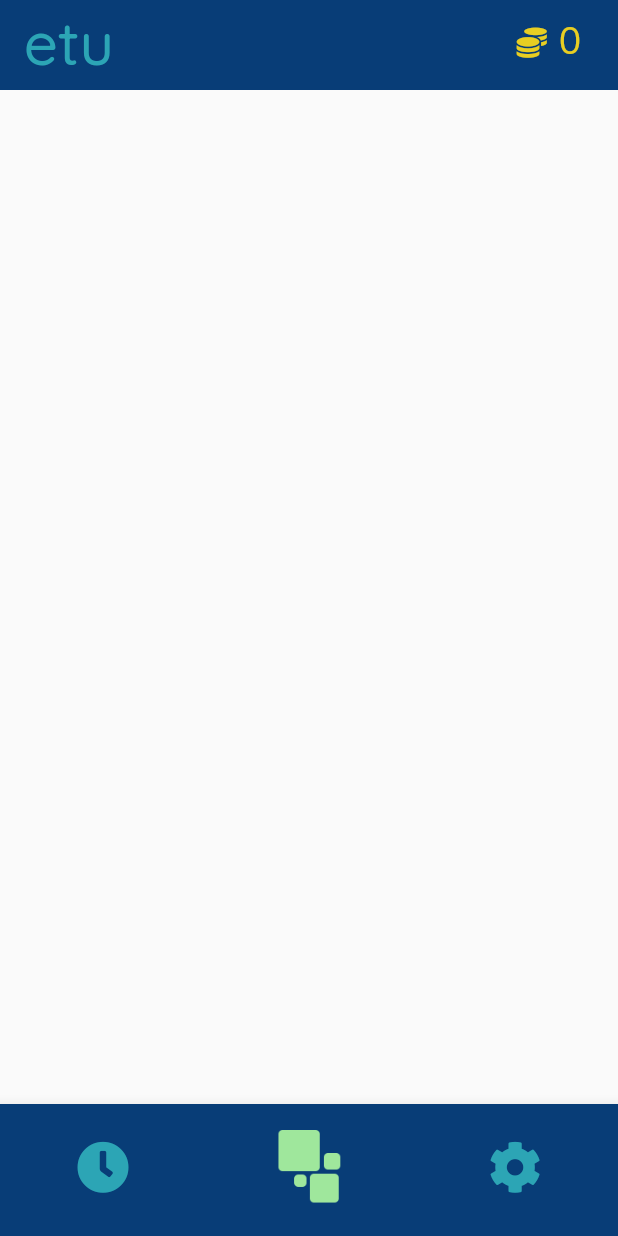
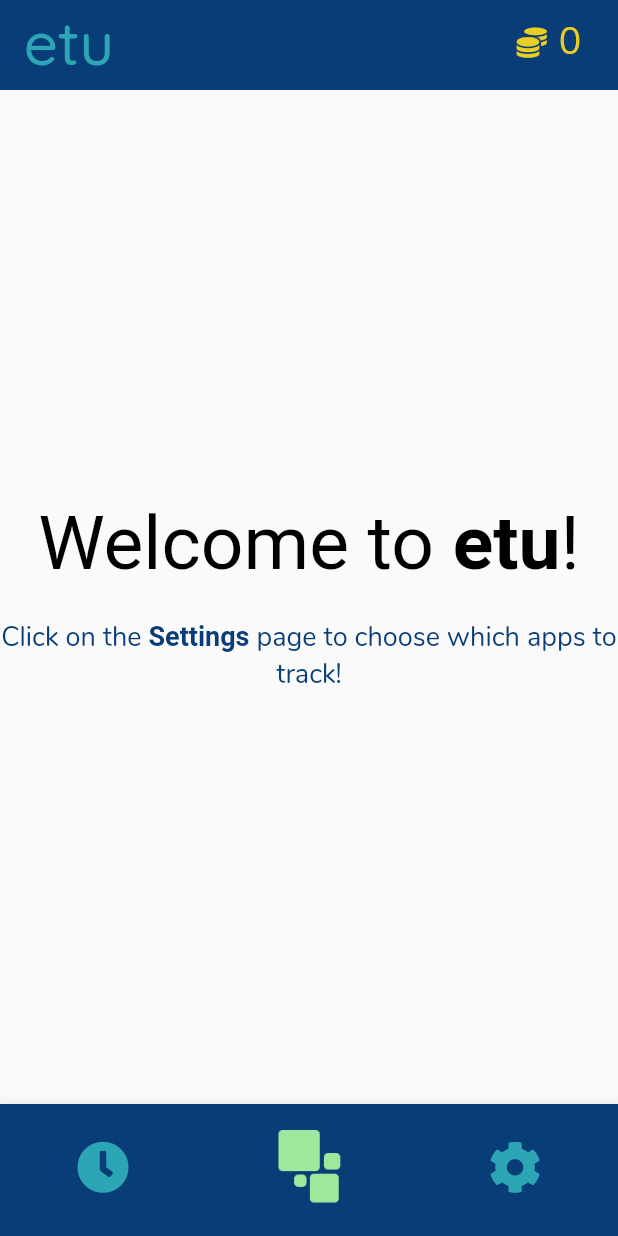
Before and after one commit to AidanWickes/etu, a Flutter app: the screen it shows after launch, on a phone screen of 412 x 824 dp. Run offline on Flutter 3.47's test engine with Material 2 defaults, Android fonts, the phone set to English and light mode, and no system bars; our stand-ins replace charts_flutter, flutter_local_notifications, font_awesome_flutter; missing offline and left inert: app_usage, flutter_picker, isolate_handler, usage_stats; statements that could not run were skipped.

Commit message:
removed default values and centered text

```diff
--- a/lib/models/apps.dart
+++ b/lib/models/apps.dart
@@ -97,7 +97,7 @@ List<App> initialApps = []
       name: "Facebook",
       monitor: false,
       listName: "facebook",
-      time: Duration(hours: 3, minutes: 0),
+      time: Duration(hours: 0, minutes: 0),
       timeLimit: Duration(hours: 2, minutes: 0),
       sessions: [],
       isExpanded: false,
@@ -110,7 +110,7 @@ List<App> initialApps = []
       name: "Instagram",
       monitor: false,
       listName: "instagram",
-      time: Duration(hours: 1, minutes: 2),
+      time: Duration(hours: 0, minutes: 0),
       timeLimit: Duration(hours: 2, minutes: 5),
       sessions: [Duration(minutes: 20), Duration(minutes: 10)],
       isExpanded: false,
--- a/lib/screens/home/homeGrid.dart
+++ b/lib/screens/home/homeGrid.dart
@@ -164,7 +164,7 @@ class _HomeGridState extends State<HomeGrid> {
 
   String timerWords(index) {
     String sentence;
-    if (_trackedApps[index].time.inSeconds == 0) {
+    if (_trackedApps[index].time.inMinutes == 0) {
       sentence = "0 minutes";
     } else if (_trackedApps[index].time.inHours == 0 &&
         _trackedApps[index].time.inMinutes > 0) {
@@ -179,11 +179,46 @@ class _HomeGridState extends State<HomeGrid> {
     return sentence;
   }
 
-  @override
-  Widget build(BuildContext context) {
-    return Scaffold(
-      body: Center(
-        child: GridView.count(
+  Widget generateGrid() {
+    if (_trackedApps.length == 0) {
+      return Column(
+        mainAxisAlignment: MainAxisAlignment.center,
+        crossAxisAlignment: CrossAxisAlignment.center,
+        children: [
+          RichText(
+            text: TextSpan(
+              text: 'Welcome to ',
+              style: TextStyle(
+                fontSize: 50,
+                color: Colors.black,
+              ),
+              children: <TextSpan>[
+                TextSpan(
+                    text: 'etu', style: TextStyle(fontWeight: FontWeight.bold)),
+                TextSpan(text: '!'),
+              ],
+            ),
+          ),
+          SizedBox(
+            height: 20,
+          ),
+          RichText(
+            textAlign: TextAlign.center,
+            text: TextSpan(
+              text: 'Click on the ',
+              style: DefaultTextStyle.of(context).style,
+              children: <TextSpan>[
+                TextSpan(
+                    text: 'Settings',
+                    style: TextStyle(fontWeight: FontWeight.bold)),
+                TextSpan(text: ' page to choose which apps to track!'),
+              ],
+            ),
+          ),
+        ],
+      );
+    } else {
+      return GridView.count(
         physics: NeverScrollableScrollPhysics(),
         shrinkWrap: true,
         crossAxisCount: 2,
@@ -231,7 +266,15 @@ class _HomeGridState extends State<HomeGrid> {
             ),
           );
         }),
-        ),
+      );
+    }
+  }
+
+  @override
+  Widget build(BuildContext context) {
+    return Scaffold(
+      body: Center(
+        child: generateGrid(),
       ),
     );
   }
```
Lines whose indentation alone changed are shown as unchanged.
